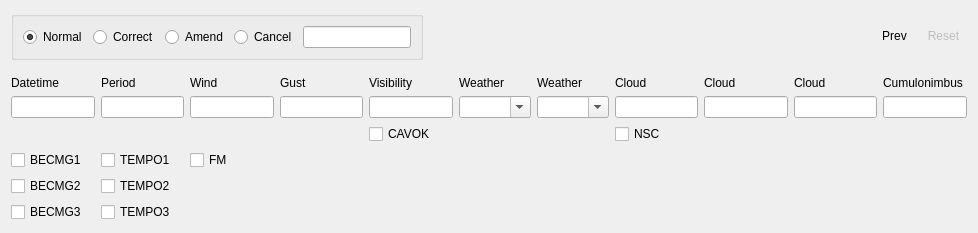
First picture: the form in tafor/components/ui/taf_primary.ui, repository up1and/tafor, before the edit.
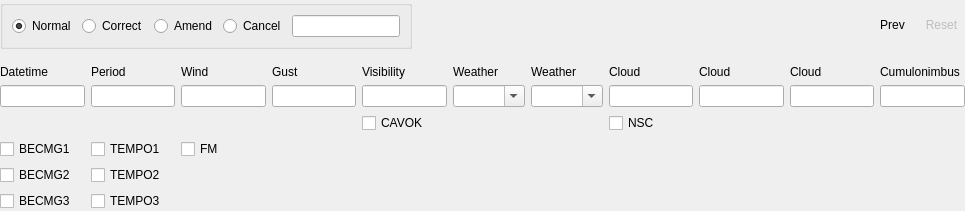
Second picture: the form after the edit.

What changed in the file:
```diff
--- a/tafor/components/ui/taf_primary.ui
+++ b/tafor/components/ui/taf_primary.ui
@@ -6,14 +6,26 @@
    <rect>
     <x>0</x>
     <y>0</y>
-    <width>978</width>
-    <height>201</height>
+    <width>965</width>
+    <height>183</height>
    </rect>
   </property>
   <property name="windowTitle">
    <string notr="true">PRIMARY</string>
   </property>
   <layout class="QGridLayout" name="gridLayout">
+   <property name="leftMargin">
+    <number>0</number>
+   </property>
+   <property name="topMargin">
+    <number>0</number>
+   </property>
+   <property name="rightMargin">
+    <number>0</number>
+   </property>
+   <property name="bottomMargin">
+    <number>0</number>
+   </property>
    <item row="2" column="0">
     <widget class="QLineEdit" name="date"/>
    </item>
```
